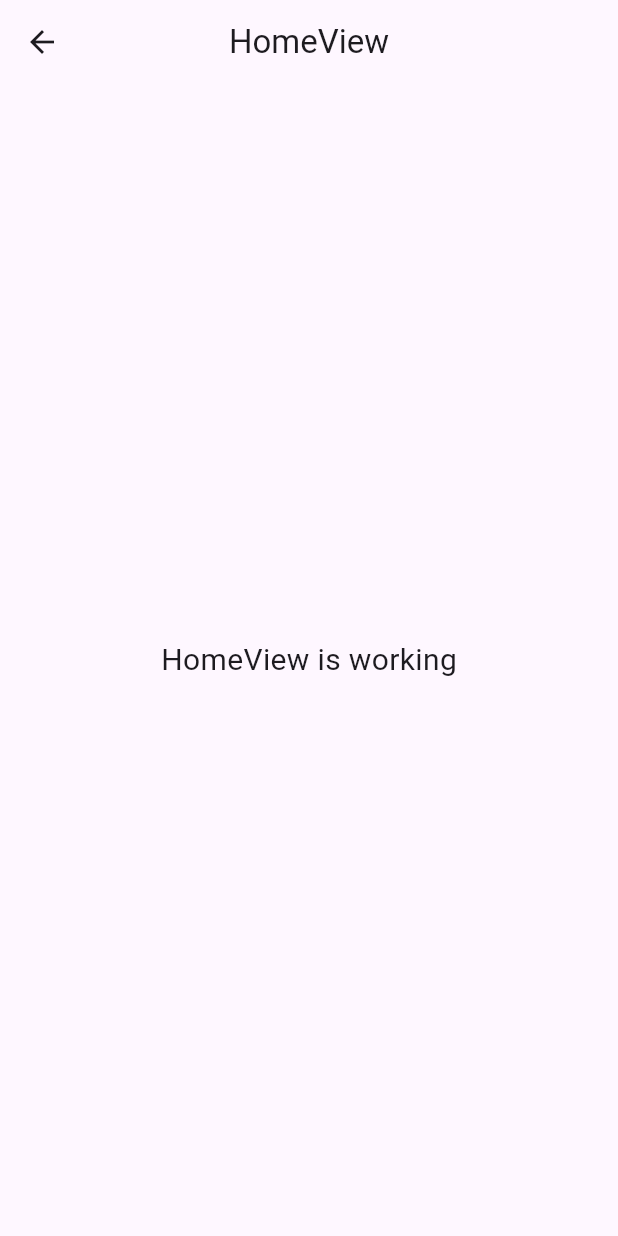
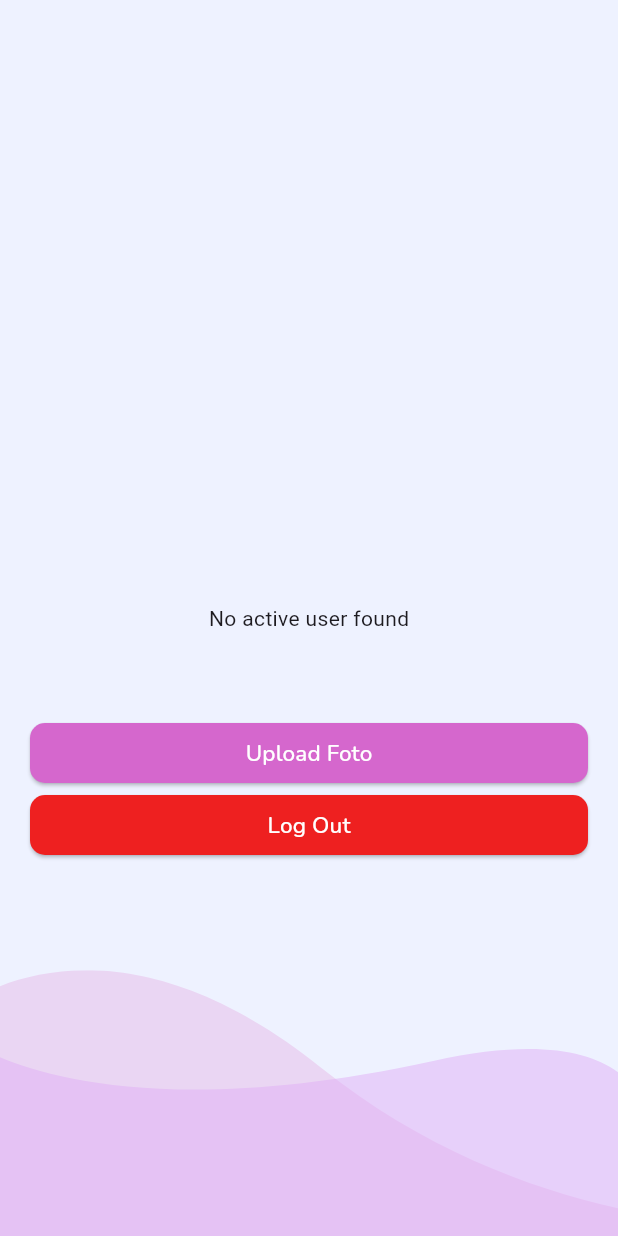
Before and after one commit to Siswadi24/LearningX_Chapter3_T2, a Flutter app: the HomeView screen opened by its route, on a phone screen of 412 x 824 dp. Run offline on Flutter 3.47's test engine with Material 3 defaults, Android fonts, the phone set to English and light mode, and no system bars; our stand-ins replace cloud_firestore, firebase_auth, firebase_core, firebase_storage, flutter_local_notifications, flutter_svg and 6 more; accounts and stored records are empty; project files that could hold a hidden picture were left out.

Commit message:
feat:implementation homeScreen and upload foto at homeScreen

```diff
--- a/chapter10_mini_projek/lib/app/modules/home/views/home_view.dart
+++ b/chapter10_mini_projek/lib/app/modules/home/views/home_view.dart
@@ -1,7 +1,12 @@
+import 'package:cloud_firestore/cloud_firestore.dart';
 import 'package:flutter/material.dart';
+import 'package:flutter/widgets.dart';
+import 'package:flutter_svg/svg.dart';
 
 import 'package:get/get.dart';
+import 'package:google_fonts/google_fonts.dart';
 
+import '../../../widgets/home/tombol_upload_foto.dart';
 import '../controllers/home_controller.dart';
 
 class HomeView extends GetView<HomeController> {
@@ -9,15 +14,105 @@ class HomeView extends GetView<HomeController> {
   @override
   Widget build(BuildContext context) {
     return Scaffold(
-      appBar: AppBar(
-        title: const Text('HomeView'),
-        centerTitle: true,
-      ),
-      body: const Center(
-        child: Text(
-          'HomeView is working',
-          style: TextStyle(fontSize: 20),
-        ),
+      backgroundColor: const Color(0xFFEEF2FF),
+      body: Stack(
+        children: [
+          Positioned(
+            bottom: 0,
+            child: SvgPicture.asset(
+              'assets/svg/vektor_bawahKiri.svg',
+              width: Get.width,
+            ),
+          ),
+          Positioned(
+            bottom: 0,
+            child: SvgPicture.asset(
+              'assets/svg/vektor_bawahKanan.svg',
+              width: Get.width,
+            ),
+          ),
+          StreamBuilder<DocumentSnapshot?>(
+            stream: controller.getActiveUserStream(),
+            builder: (context, snapshot) {
+              if (snapshot.connectionState == ConnectionState.waiting) {
+                return const Center(child: CircularProgressIndicator());
+              }
+              if (snapshot.hasError) {
+                return Center(child: Text('Error: ${snapshot.error}'));
+              }
+              if (!snapshot.hasData || snapshot.data == null) {
+                return const Center(child: Text('No active user found'));
+              }
+
+              var userData = snapshot.data!.data() as Map<String, dynamic>;
+              controller.namaUser.value = userData['name'] ?? 'Unknown';
+              controller.noPhoneUser.value = userData['phone'] ?? 'N/A';
+              controller.alamatUser.value = userData['address'] ?? 'N/A';
+
+              return Positioned(
+                top: 50,
+                left: 10,
+                child: Column(
+                  crossAxisAlignment: CrossAxisAlignment.start,
+                  children: [
+                    Row(
+                      mainAxisSize: MainAxisSize.min,
+                      children: [
+                        Text(
+                          "Hello, ${controller.namaUser.value}",
+                          style: GoogleFonts.nunito(
+                              fontSize: 30, fontWeight: FontWeight.w400),
+                        ),
+                        const SizedBox(width: 50),
+                        //Membuat dan menampilkan foto profil
+                        Obx(
+                          () => controller.images.value.isEmpty
+                              ? const CircleAvatar(
+                                  radius: 30,
+                                  child: Icon(Icons.person),
+                                )
+                              : CircleAvatar(
+                                  backgroundImage:
+                                      NetworkImage(controller.images.value),
+                                  // child: Image.network(
+                                  //   controller.images.value,
+                                  //   height: 50,
+                                  //   width: 50,
+                                  //   fit: BoxFit.cover,
+                                  // ),
+                                ),
+                        ),
+                      ],
+                    ),
+                    const Text('How\'s your day going?'),
+                    SvgPicture.asset(
+                      'assets/svg/line.svg',
+                      width: Get.width,
+                      height: 30,
+                    ),
+                    Text(
+                      'My Phone Number : ${controller.noPhoneUser.value}',
+                      style: GoogleFonts.nunito(
+                          fontSize: 15, fontWeight: FontWeight.w400),
+                    ),
+                    Text(
+                      'My Address : ${controller.alamatUser.value}',
+                      style: GoogleFonts.nunito(
+                          fontSize: 15, fontWeight: FontWeight.w400),
+                    ),
+                  ],
+                ),
+              );
+            },
+          ),
+          const Positioned(
+            // top: 150,
+            bottom: 250,
+            left: 20,
+            right: 20,
+            child: TombolUploadFoto(),
+          ),
+        ],
       ),
     );
   }
--- /dev/null
+++ b/chapter10_mini_projek/lib/app/widgets/home/tombol_upload_foto.dart
@@ -0,0 +1,64 @@
+import 'package:flutter/material.dart';
+import 'package:get/get.dart';
+import 'package:google_fonts/google_fonts.dart';
+
+import '../../modules/home/controllers/home_controller.dart';
+
+class TombolUploadFoto extends StatelessWidget {
+  const TombolUploadFoto({super.key});
+
+  @override
+  Widget build(BuildContext context) {
+    final controller = Get.find<HomeController>();
+    return Column(
+      children: [
+        SizedBox(
+          width: Get.width,
+          child: ElevatedButton(
+            onPressed: () async {
+              controller.uploadAndDisplayImage();
+            },
+            style: ElevatedButton.styleFrom(
+              backgroundColor: const Color(0xFFD567CD),
+              shape: RoundedRectangleBorder(
+                borderRadius: BorderRadius.circular(10),
+              ),
+            ),
+            child: GetBuilder<HomeController>(
+              builder: (_) => Text(
+                "Upload Foto",
+                style: GoogleFonts.nunito(
+                    fontSize: 15,
+                    color: Colors.white,
+                    fontWeight: FontWeight.w500),
+              ),
+            ),
+          ),
+        ),
+        SizedBox(
+          width: Get.width,
+          child: ElevatedButton(
+            onPressed: () {
+              controller.logout(controller.namaUser.value);
+            },
+            style: ElevatedButton.styleFrom(
+              backgroundColor: const Color.fromARGB(255, 238, 32, 32),
+              shape: RoundedRectangleBorder(
+                borderRadius: BorderRadius.circular(10),
+              ),
+            ),
+            child: GetBuilder<HomeController>(
+              builder: (_) => Text(
+                "Log Out",
+                style: GoogleFonts.nunito(
+                    fontSize: 15,
+                    color: Colors.white,
+                    fontWeight: FontWeight.w500),
+              ),
+            ),
+          ),
+        ),
+      ],
+    );
+  }
+}
```
Also changed, not shown: chapter10_mini_projek/lib/app/modules/home/controllers/home_controller.dart (+207 -14 lines), chapter10_mini_projek/lib/app/modules/login/controllers/login_controller.dart (+7 -0 lines), chapter10_mini_projek/pubspec.yaml (+6 -1 lines), chapter10_mini_projek/assets/svg/line.svg (added), chapter10_mini_projek/pubspec.lock, 5 other files.
